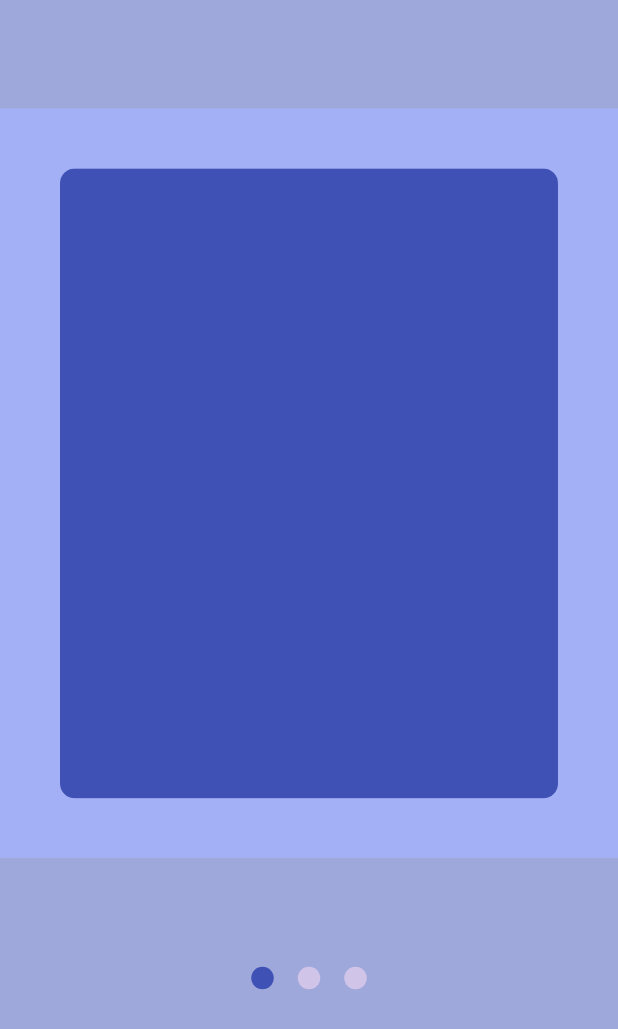
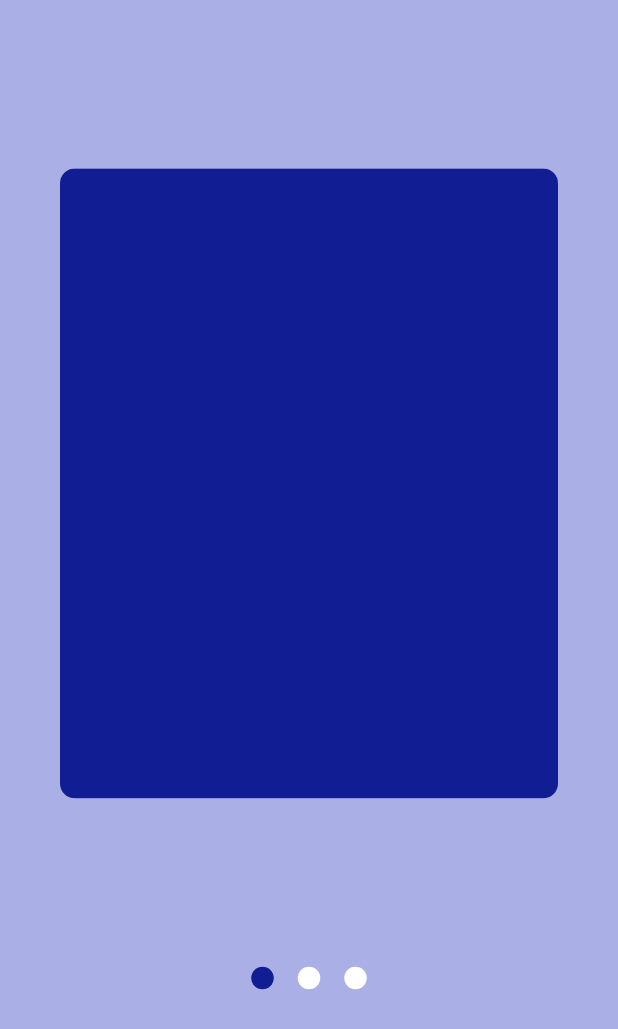
Before and after one commit to Sadiya321/finkin_credential, a Flutter app: the screen it shows after launch, on a phone screen of 412 x 824 dp. Shown: the top 1029 px of the screen. Run offline on Flutter 3.47's test engine with Material 2 defaults, Android fonts, the light colour scheme and no system bars; drawn by our look-alikes of smooth_page_indicator; our stand-ins replace country_picker, google_fonts, image_picker, pinput.

Commit message:
color_code

```diff
--- a/lib/pages/welcom_carousel.dart/page1.dart
+++ b/lib/pages/welcom_carousel.dart/page1.dart
@@ -1,3 +1,4 @@
+import 'package:finkin_credential/res/app_color.dart';
 import 'package:flutter/material.dart';
 
 class Page1 extends StatelessWidget {
@@ -6,13 +7,13 @@ class Page1 extends StatelessWidget {
   @override
   Widget build(BuildContext context) {
     return Scaffold(
-      backgroundColor: Color.fromARGB(255, 164, 176, 245),
+      backgroundColor: Colors.transparent,
       body: Padding(
         padding: const EdgeInsets.all(40.0),
         child: ClipRRect(
           borderRadius: BorderRadius.circular(10),
           child: Container(
-            color: Colors.indigo,
+            color: AppColor.primary,
           ),
         ),
       ),
--- a/lib/pages/welcom_carousel.dart/page2.dart
+++ b/lib/pages/welcom_carousel.dart/page2.dart
@@ -1,3 +1,4 @@
+import 'package:finkin_credential/res/app_color.dart';
 import 'package:flutter/material.dart';
 
 class Page2 extends StatelessWidget {
@@ -12,7 +13,7 @@ class Page2 extends StatelessWidget {
         child: ClipRRect(
           borderRadius: BorderRadius.circular(10),
           child: Container(
-            color: Colors.indigo,
+            color: AppColor.primary,
           ),
         ),
       ),
--- a/lib/pages/welcom_carousel.dart/page3.dart
+++ b/lib/pages/welcom_carousel.dart/page3.dart
@@ -1,3 +1,4 @@
+import 'package:finkin_credential/res/app_color.dart';
 import 'package:flutter/material.dart';
 
 class Page3 extends StatelessWidget {
@@ -12,7 +13,7 @@ class Page3 extends StatelessWidget {
         child: ClipRRect(
           borderRadius: BorderRadius.circular(10),
           child: Container(
-            color: Colors.indigo,
+            color: AppColor.primary,
           ),
         ),
       ),
--- a/lib/pages/welcom_carousel.dart/welcome.dart
+++ b/lib/pages/welcom_carousel.dart/welcome.dart
@@ -2,6 +2,7 @@ import 'package:finkin_credential/pages/otp/gen_OTP.dart';
 import 'package:finkin_credential/pages/welcom_carousel.dart/page1.dart';
 import 'package:finkin_credential/pages/welcom_carousel.dart/page2.dart';
 import 'package:finkin_credential/pages/welcom_carousel.dart/page3.dart';
+import 'package:finkin_credential/res/app_color.dart';
 import 'package:finkin_credential/widgets/custom_button.dart';
 import 'package:flutter/material.dart';
 import 'package:smooth_page_indicator/smooth_page_indicator.dart';
@@ -35,7 +36,7 @@ class _WelcomePageState extends State<WelcomePage> {
   @override
   Widget build(BuildContext context) {
     return Scaffold(
-      backgroundColor: Colors.indigo[200],
+       backgroundColor: AppColor.secondary,
       body: Stack(
         children: [
           Column(
@@ -63,9 +64,9 @@ class _WelcomePageState extends State<WelcomePage> {
               SmoothPageIndicator(
                 controller: _controller,
                 count: numberOfPages,
-                effect: JumpingDotEffect(
-                  activeDotColor: Colors.indigo,
-                  dotColor: Colors.deepPurple.shade100,
+                effect: const JumpingDotEffect(
+                  activeDotColor: AppColor.primary,
+                  dotColor: AppColor.textLight,
                   dotHeight: 15,
                   dotWidth: 15,
                   spacing: 16,
@@ -80,10 +81,11 @@ class _WelcomePageState extends State<WelcomePage> {
               bottom: 16, // Adjust the bottom value as needed
               right: 16, // Adjust the right value as needed
               child: SizedBox(
-                width: 80,
-                height: 50,
+                width: 120,
+                height: 40,
                 child: CustomButton(
-                  text: "Next",
+                  text: "Get Started",
+
                   onPressed: () {
                     Navigator.push(
                       context,
--- /dev/null
+++ b/lib/res/app_color.dart
@@ -0,0 +1,10 @@
+import 'dart:ui';
+
+class AppColor{
+  static const Color primary = Color(0xFF101D93);
+  static const Color secondary = Color(0xFFAAB0E6);
+  static const Color textLight = Color(0xFFFFFFFF);
+  static const Color textPrimary = Color(0xFF000000);
+  static const Color textdivider = Color(0xFF808080);
+  static const Color icon = Color(0xFF4CAF50);
+}
--- a/lib/utils/routes.dart
+++ b/lib/utils/routes.dart
@@ -1,3 +1,4 @@
+import 'package:finkin_credential/pages/agent_screen/agent.dart';
 import 'package:finkin_credential/pages/otp/otp_page.dart';
 import 'package:finkin_credential/pages/welcom_carousel.dart/page1.dart';
 import 'package:finkin_credential/pages/welcom_carousel.dart/page2.dart';
@@ -10,6 +11,9 @@ class MyRoutes {
   static String genotpRoute = "/genotp";
   static String OtpPageRoute = "/OtpPage";
   static String page1 = "/page1";
+   static String page2 = "/page2";
+    static String page3 = "/page3";
+     static String agent= "/agent";
 
   static Route<dynamic> generateRoute(RouteSettings settings) {
     final args = settings.arguments;
@@ -27,6 +31,8 @@ class MyRoutes {
 
        case '/page3':
        return MaterialPageRoute(builder: (context) => const Page3());
+        case '/agent':
+        return MaterialPageRoute(builder: (context) => AgentPage());
       default:
         return MaterialPageRoute(builder: (context) =>  WelcomePage());
     }
--- a/lib/widgets/custom_button.dart
+++ b/lib/widgets/custom_button.dart
@@ -1,3 +1,4 @@
+import 'package:finkin_credential/res/app_color.dart';
 import 'package:flutter/material.dart';
 
 class CustomButton extends StatelessWidget {
@@ -10,8 +11,8 @@ class CustomButton extends StatelessWidget {
     return ElevatedButton(
       onPressed: onPressed,
       style: ButtonStyle(
-          foregroundColor: MaterialStateProperty.all<Color>(Colors.white),
-          backgroundColor: MaterialStateProperty.all<Color>(Colors.indigo),
+          foregroundColor: MaterialStateProperty.all<Color>(AppColor.textLight),
+          backgroundColor: MaterialStateProperty.all<Color>(AppColor.primary),
           shape: MaterialStateProperty.all<RoundedRectangleBorder>(
               RoundedRectangleBorder(
             borderRadius: BorderRadius.circular(25.0),
```
Also changed, not shown: lib/pages/agent_screen/agent.dart (added, +53 -0 lines), lib/pages/otp/gen_OTP.dart (+18 -14 lines), lib/pages/otp/otp_page.dart (+19 -21 lines).
